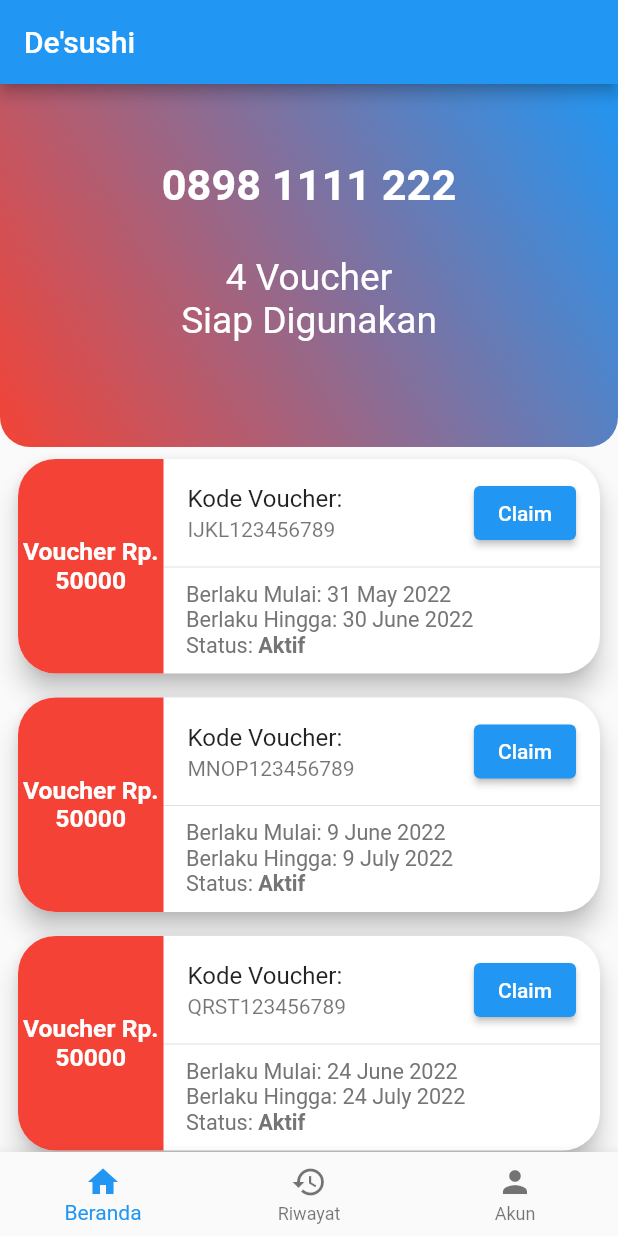
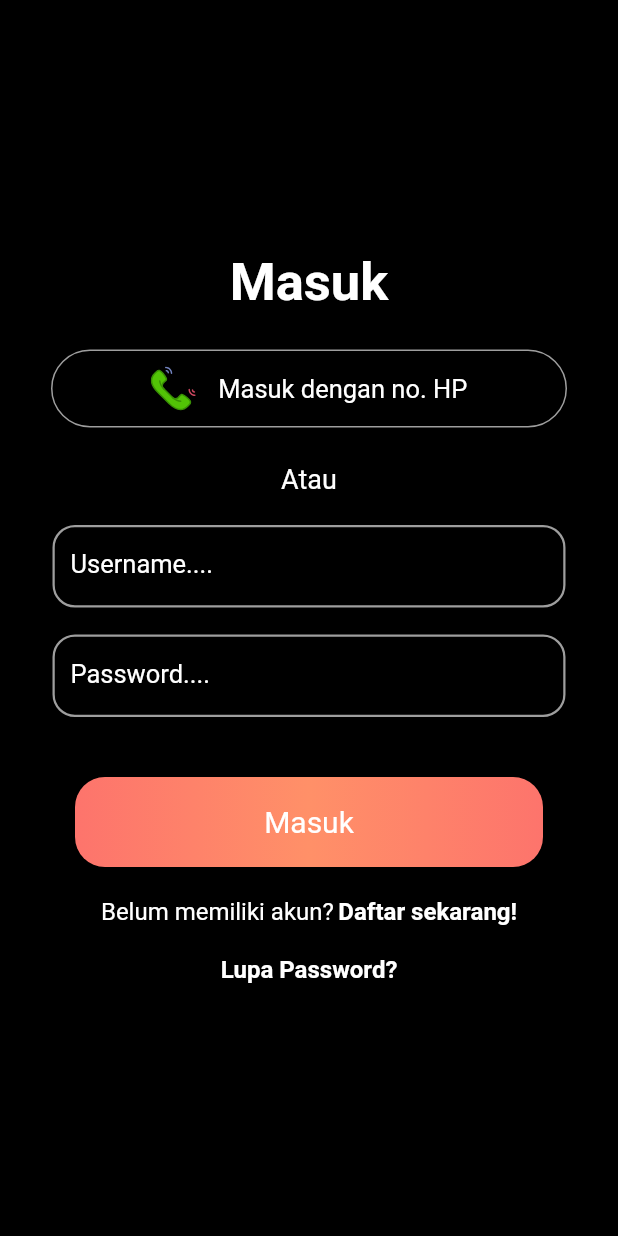
Before and after one commit to theodoroesjoshua/A, a Flutter app: the screen it shows after launch, on a phone screen of 412 x 824 dp. Run offline on Flutter 3.47's test engine with Material 2 defaults, Android fonts, the phone set to English and light mode, and no system bars; our stand-ins replace flutter_svg; missing offline and left inert: dart:ffi.

Commit message:
Implement sign in screen

```diff
--- a/lib/api/api.dart
+++ b/lib/api/api.dart
@@ -98,4 +98,14 @@
       return _historyVouchers;
     });
   }
+
+  Future<bool> signIn(String username, String password) async {
+    return Future.delayed(const Duration(seconds: 2), () {
+      if (username != "Yehezkiel" && password != "123456") {
+        return false;
+      }
+
+      return true;
+    });
+  }
 }
--- a/lib/main.dart
+++ b/lib/main.dart
@@ -1,4 +1,5 @@
 import 'package:flutter/material.dart';
+import 'package:sugoi/screens/sign_in_screen.dart';
 
 import 'screens/main_screen.dart';
 
@@ -14,11 +15,28 @@
 }
 
 class _MainAppState extends State<MainApp> {
+  Widget currentPage = const SignInScreen();
+
+  @override
+  void initState() {
+    super.initState();
+    checkLogin();
+  }
+
   // This widget is the root of your application.
   @override
   Widget build(BuildContext context) {
-    return const MaterialApp(
-      home: MainScreen(),
+    return MaterialApp(
+      home: currentPage,
     );
   }
+
+  Future<void> checkLogin() async {
+    // TODO: Check Login credentials using flutter secure storage
+    if (false) {
+      setState(() {
+        currentPage = const MainScreen();
+      });
+    }
+  }
 }
--- /dev/null
+++ b/lib/screens/sign_in_screen.dart
@@ -0,0 +1,211 @@
+import 'dart:ffi';
+
+import 'package:flutter/material.dart';
+import 'package:flutter_svg/flutter_svg.dart';
+import 'package:sugoi/api/api.dart';
+
+import 'main_screen.dart';
+
+class SignInScreen extends StatefulWidget {
+  const SignInScreen({Key? key}) : super(key: key);
+
+  @override
+  State<SignInScreen> createState() => _SignInScreenState();
+}
+
+class _SignInScreenState extends State<SignInScreen> {
+  final TextEditingController _usernameController = TextEditingController();
+  final TextEditingController _passwordController = TextEditingController();
+  final Api _api = Api();
+
+  bool _signInLoading = false;
+
+  @override
+  Widget build(BuildContext context) {
+    final screenHeight = MediaQuery.of(context).size.height;
+    final screenWidth = MediaQuery.of(context).size.width;
+
+    return Scaffold(
+      body: SingleChildScrollView(
+        child: Container(
+          height: screenHeight,
+          width: screenWidth,
+          color: Colors.black,
+          child: Column(
+            mainAxisAlignment: MainAxisAlignment.center,
+            children: [
+              const Text(
+                "Masuk",
+                style: TextStyle(
+                  fontSize: 35,
+                  fontWeight: FontWeight.bold,
+                  color: Colors.white,
+                ),
+              ),
+              const SizedBox(height: 20),
+              _buttonItem("assets/phone.svg", "Masuk dengan no. HP", 30,
+                      () {}),
+              const SizedBox(height: 20),
+              const Text("Atau",
+                  style: TextStyle(color: Colors.white, fontSize: 18)),
+              const SizedBox(height: 20),
+              _textItem("Username....", _usernameController, false),
+              const SizedBox(height: 18),
+              _textItem("Password....", _passwordController, true),
+              const SizedBox(height: 40),
+              _signInButton(),
+              const SizedBox(height: 20),
+              Row(
+                mainAxisAlignment: MainAxisAlignment.center,
+                children: [
+                  const Text(
+                    "Belum memiliki akun?",
+                    style: TextStyle(color: Colors.white, fontSize: 16),
+                  ),
+                  const SizedBox(width: 3),
+                  InkWell(
+                    onTap: () {},   // TODO: Implement moving to sign up page
+                    child: const Text(
+                      "Daftar sekarang!",
+                       style: TextStyle(
+                         color: Colors.white,
+                         fontSize: 16,
+                         fontWeight: FontWeight.w600,
+                       ),
+                    ),
+                  ),
+                ],
+              ),
+              const SizedBox(height: 20),
+              const Text(
+                "Lupa Password?",
+                style: TextStyle(
+                  color: Colors.white,
+                  fontSize: 16,
+                  fontWeight: FontWeight.w600,
+                ),
+              ),
+            ],
+          ),
+        ),
+      ),
+    );
+  }
+
+  Widget _buttonItem(String imagePath, String buttonName, double imageSize,
+      Function() onTap) {
+    return InkWell(
+      onTap: onTap,
+      child: Container(
+        width: MediaQuery.of(context).size.width - 60,
+        height: 60,
+        child: Card(
+          color: Colors.black,
+          elevation: 8,
+          shape: RoundedRectangleBorder(
+            borderRadius: BorderRadius.circular(35),
+            side: const BorderSide(
+              width: 1,
+              color: Colors.grey,
+            ),
+          ),
+          child: Row(
+            mainAxisAlignment: MainAxisAlignment.center,
+            children: [
+              SvgPicture.asset(
+                imagePath,
+                height: imageSize,
+                width: imageSize,
+              ),
+              const SizedBox(width: 15),
+              Text(
+                buttonName,
+                style: const TextStyle(
+                  color: Colors.white,
+                  fontSize: 17,
+                ),
+              ),
+            ],
+          ),
+        ),
+      ),
+    );
+  }
+
+  Widget _textItem(
+      String labelText, TextEditingController controller, bool obscureText) {
+    const fontStyle = TextStyle(
+      fontSize: 17,
+      color: Colors.white,
+    );
+
+    return Container(
+      width: MediaQuery.of(context).size.width - 70,
+      height: 55,
+      child: TextFormField(
+        controller: controller,
+        obscureText: obscureText,
+        style: fontStyle,
+        decoration: InputDecoration(
+          labelText: labelText,
+          labelStyle: fontStyle,
+          focusedBorder: OutlineInputBorder(
+            borderRadius: BorderRadius.circular(15),
+            borderSide: const BorderSide(width: 1.5, color: Colors.amber),
+          ),
+          enabledBorder: OutlineInputBorder(
+            borderRadius: BorderRadius.circular(15),
+            borderSide: const BorderSide(width: 1.5, color: Colors.grey),
+          ),
+        ),
+      ),
+    );
+  }
+
+  Widget _signInButton() {
+    return InkWell(
+      onTap: () async {
+        setState(() {
+          _signInLoading = true;
+        });
+        bool isSuccess = await _api.signIn(
+          _usernameController.text, _passwordController.text
+        );
+        setState(() {
+          _signInLoading = false;
+        });
+
+        if (!isSuccess || !mounted) {
+          return;
+        }
+
+        Navigator.pushAndRemoveUntil(
+            context,
+            MaterialPageRoute(builder: (builder) => const MainScreen()),
+            (route) => false,
+        );
+      },
+      child: Container(
+        width: MediaQuery.of(context).size.width - 100,
+        height: 60,
+        decoration: BoxDecoration(
+          borderRadius: BorderRadius.circular(20),
+          gradient: const LinearGradient(
+            colors: [
+              Color(0xfffd746c),
+              Color(0xffff9068),
+              Color(0xfffd746c)
+            ],
+          ),
+        ),
+        child: Center(
+          child: _signInLoading
+              ? const CircularProgressIndicator()
+              : const Text("Masuk",
+                style: TextStyle(color: Colors.white, fontSize: 20,),
+          ),
+        ),
+      ),
+    );
+  }
+}
--- a/pubspec.yaml
+++ b/pubspec.yaml
@@ -36,6 +36,7 @@
   cupertino_icons: ^1.0.2
   intl: ^0.17.0
   collection: ^1.16.0
+  flutter_svg: ^1.1.1
 
 dev_dependencies:
   flutter_test:
@@ -58,6 +59,8 @@
   # included with your application, so that you can use the icons in
   # the material Icons class.
   uses-material-design: true
+  assets:
+    - assets/
 
   # To add assets to your application, add an assets section, like this:
   # assets:
```
Also changed, not shown: assets/phone.svg (added), pubspec.lock.
